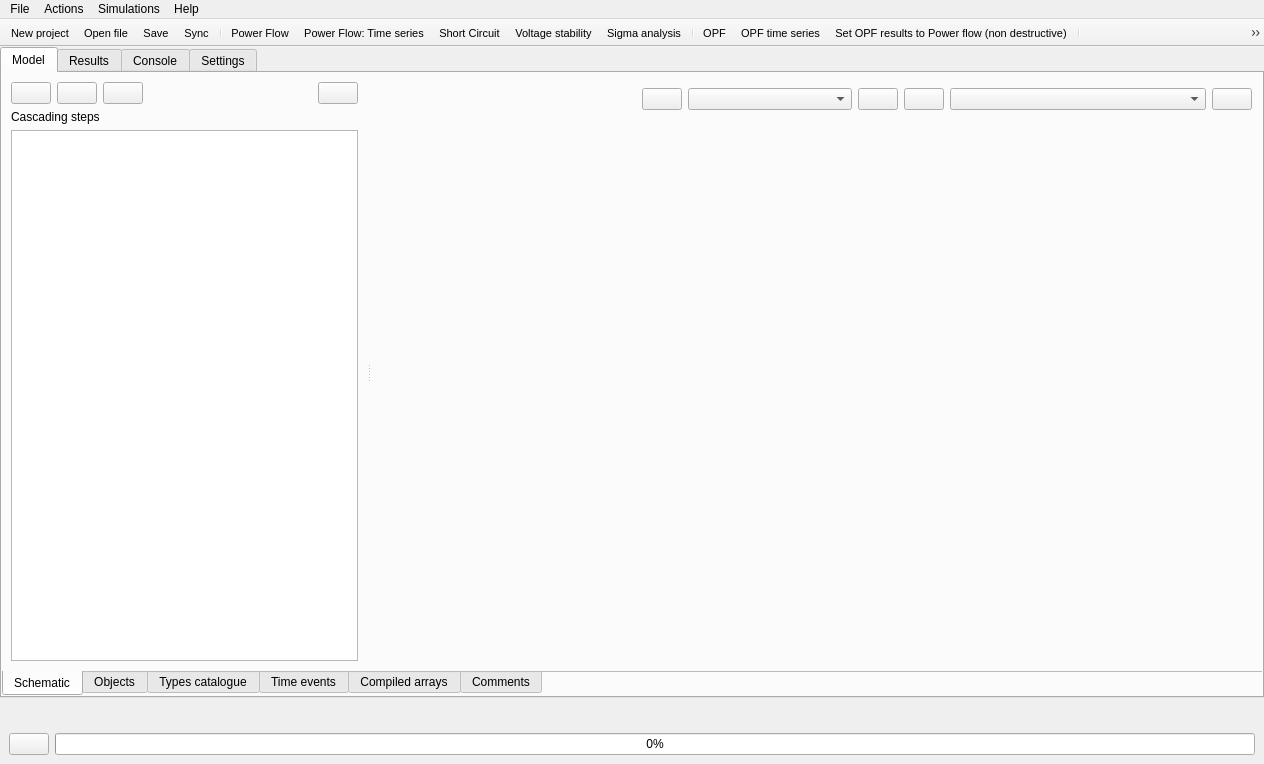
First picture: the form in src/GridCal/Gui/Main/MainWindow.ui, repository SanPen/GridCal, before the edit.
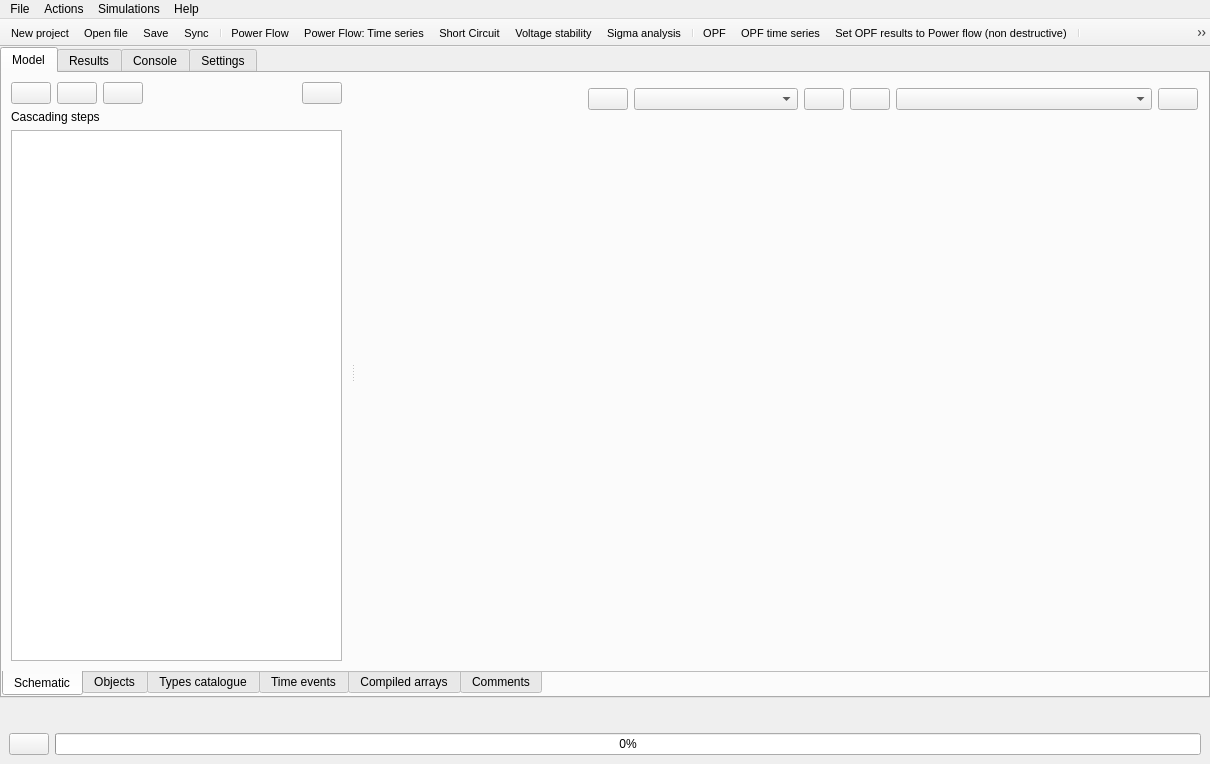
Second picture: the form after the edit. Icons and pictures are not drawn.

Patch:
```diff
--- a/src/GridCal/Gui/Main/MainWindow.ui
+++ b/src/GridCal/Gui/Main/MainWindow.ui
@@ -6,7 +6,7 @@
    <rect>
     <x>0</x>
     <y>0</y>
-    <width>1264</width>
+    <width>1210</width>
     <height>764</height>
    </rect>
   </property>
@@ -5982,8 +5982,8 @@
     <rect>
      <x>0</x>
      <y>0</y>
-     <width>1264</width>
-     <height>22</height>
+     <width>1210</width>
+     <height>21</height>
     </rect>
    </property>
    <widget class="QMenu" name="menuProject">
```
Left out of the diff: 211 changed lines with no effect on the pictures.
